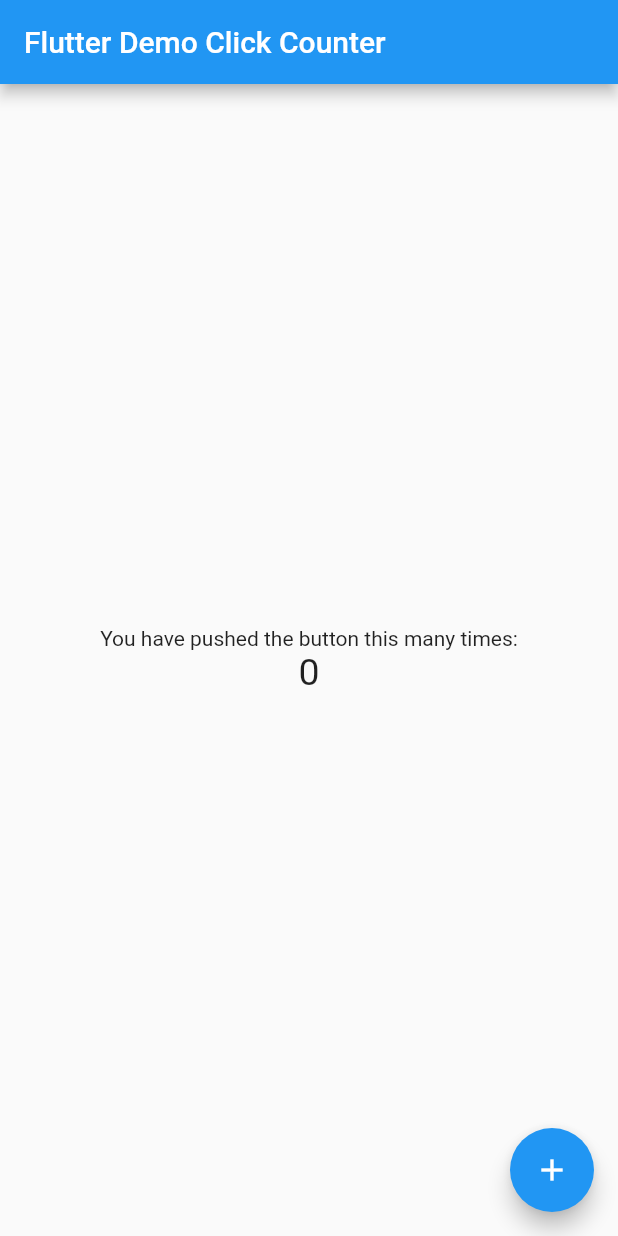
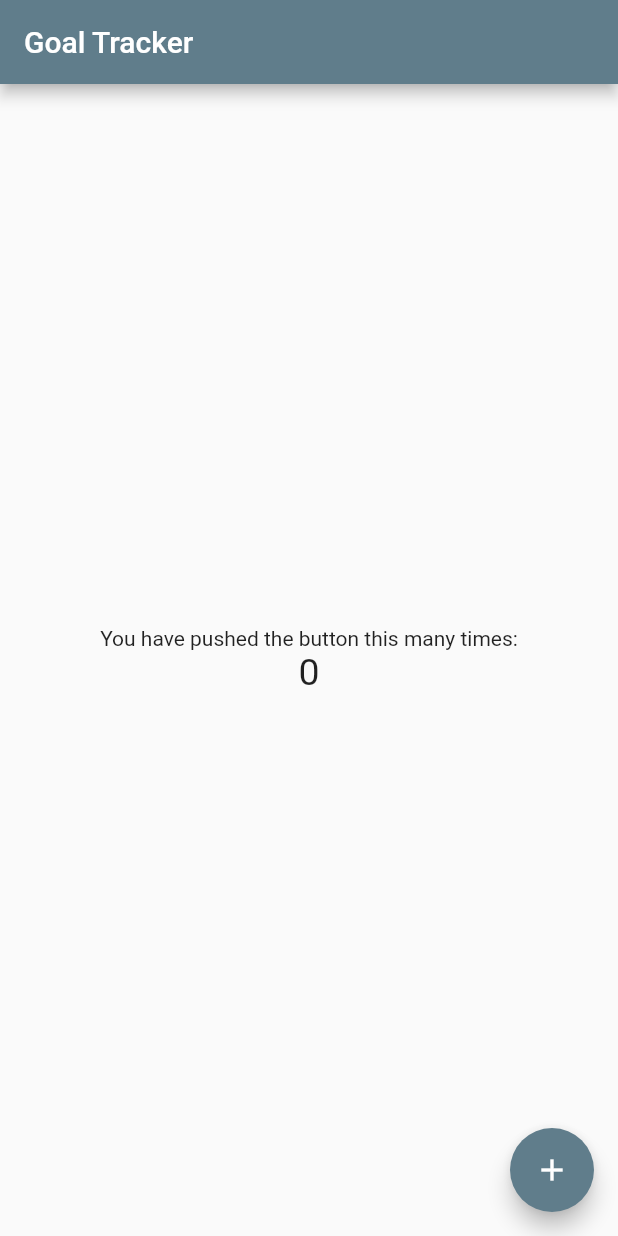
Before and after one commit to devDavidLee/GoalTracker, a Flutter app: the screen it shows after launch, on a phone screen of 412 x 824 dp. Run offline on Flutter 3.47's test engine with Material 2 defaults, Android fonts, the phone set to English and light mode, and no system bars.

Commit message:
flutter 기본 환경 세팅

```diff
--- a/lib/main.dart
+++ b/lib/main.dart
@@ -4,15 +4,13 @@ void main() => runApp(MyApp());
 
 class MyApp extends StatelessWidget {
   const MyApp({super.key});
-  static const String _title = 'Flutter Stateful Clicker Counter';
+  static const String _title = 'Goal Tracker';
   // This widget is the root of your application.
   @override
   Widget build(BuildContext context) {
     return MaterialApp(
       title: _title,
-      theme: ThemeData(
-        primarySwatch: Colors.blue,
-      ),
+      theme: ThemeData(primarySwatch: Colors.blueGrey),
       home: MyHomePage(),
     );
   }
@@ -54,7 +52,7 @@ class _MyHomePageState extends State<MyHomePage> {
       appBar: AppBar(
         // Here we take the value from the MyHomePage object that was created by
         // the App.build method, and use it to set our appbar title.
-        title: Text('Flutter Demo Click Counter'),
+        title: Text('Goal Tracker'),
       ),
       body: Center(
         // Center is a layout widget. It takes a single child and positions it
```
